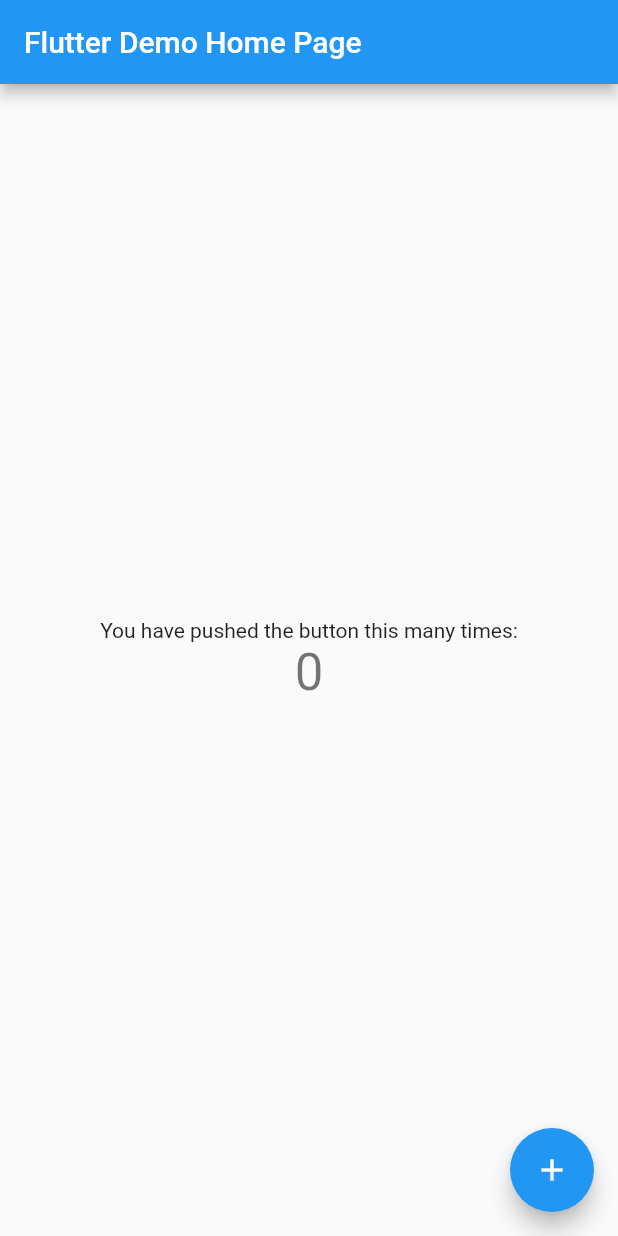
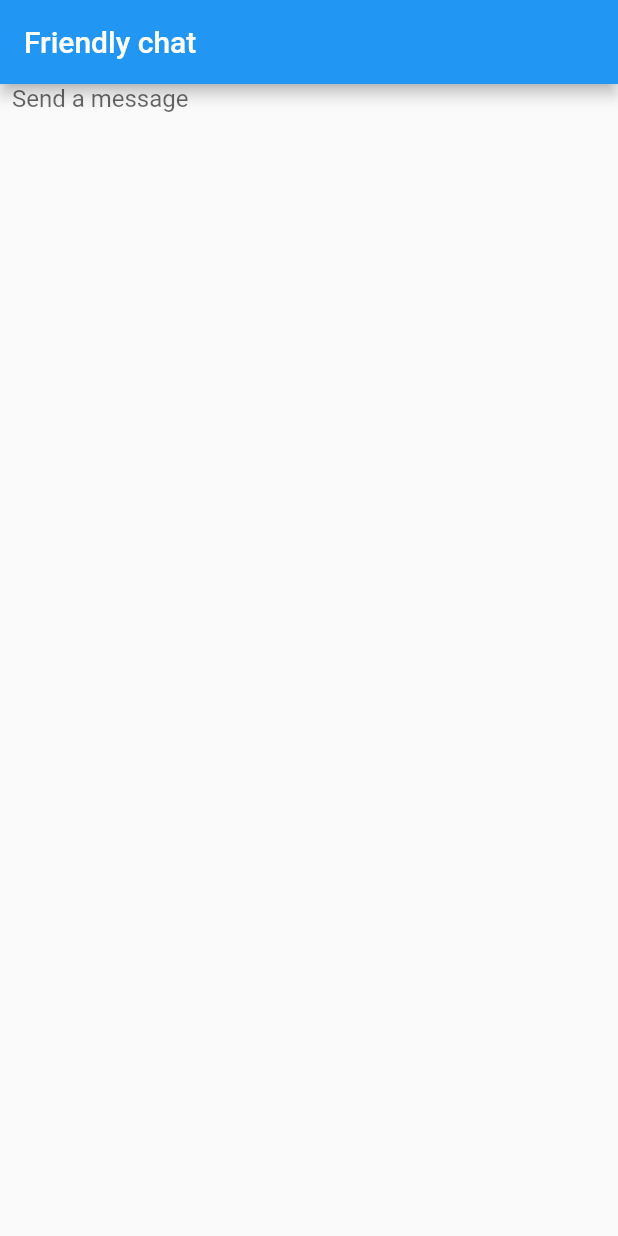
Before and after one commit to Matheus-IT/friendly_chat, a Flutter app: the screen it shows after launch, on a phone screen of 412 x 824 dp. Run offline on Flutter 3.47's test engine with Material 2 defaults, Android fonts, the phone set to English and light mode, and no system bars.

Commit message:
Basic functionality to the text field

```diff
--- a/lib/main.dart
+++ b/lib/main.dart
@@ -7,109 +7,47 @@ void main() {
 class MyApp extends StatelessWidget {
   const MyApp({Key? key}) : super(key: key);
 
-  // This widget is the root of your application.
   @override
   Widget build(BuildContext context) {
-    return MaterialApp(
-      title: 'Flutter Demo',
-      theme: ThemeData(
-        // This is the theme of your application.
-        //
-        // Try running your application with "flutter run". You'll see the
-        // application has a blue toolbar. Then, without quitting the app, try
-        // changing the primarySwatch below to Colors.green and then invoke
-        // "hot reload" (press "r" in the console where you ran "flutter run",
-        // or simply save your changes to "hot reload" in a Flutter IDE).
-        // Notice that the counter didn't reset back to zero; the application
-        // is not restarted.
-        primarySwatch: Colors.blue,
-      ),
-      home: const MyHomePage(title: 'Flutter Demo Home Page'),
+    return const MaterialApp(
+      title: 'Friendly chat',
+      home: ChatScreen(),
     );
   }
 }
 
-class MyHomePage extends StatefulWidget {
-  const MyHomePage({Key? key, required this.title}) : super(key: key);
-
-  // This widget is the home page of your application. It is stateful, meaning
-  // that it has a State object (defined below) that contains fields that affect
-  // how it looks.
-
-  // This class is the configuration for the state. It holds the values (in this
-  // case the title) provided by the parent (in this case the App widget) and
-  // used by the build method of the State. Fields in a Widget subclass are
-  // always marked "final".
-
-  final String title;
+class ChatScreen extends StatefulWidget {
+  const ChatScreen({Key? key}) : super(key: key);
 
   @override
-  State<MyHomePage> createState() => _MyHomePageState();
+  State<ChatScreen> createState() => _ChatScreenState();
 }
 
-class _MyHomePageState extends State<MyHomePage> {
-  int _counter = 0;
-
-  void _incrementCounter() {
-    setState(() {
-      // This call to setState tells the Flutter framework that something has
-      // changed in this State, which causes it to rerun the build method below
-      // so that the display can reflect the updated values. If we changed
-      // _counter without calling setState(), then the build method would not be
-      // called again, and so nothing would appear to happen.
-      _counter++;
-    });
-  }
+class _ChatScreenState extends State<ChatScreen> {
+  final _textController = TextEditingController();
 
   @override
   Widget build(BuildContext context) {
-    // This method is rerun every time setState is called, for instance as done
-    // by the _incrementCounter method above.
-    //
-    // The Flutter framework has been optimized to make rerunning build methods
-    // fast, so that you can just rebuild anything that needs updating rather
-    // than having to individually change instances of widgets.
     return Scaffold(
       appBar: AppBar(
-        // Here we take the value from the MyHomePage object that was created by
-        // the App.build method, and use it to set our appbar title.
-        title: Text(widget.title),
+        title: const Text('Friendly chat'),
       ),
-      body: Center(
-        // Center is a layout widget. It takes a single child and positions it
-        // in the middle of the parent.
-        child: Column(
-          // Column is also a layout widget. It takes a list of children and
-          // arranges them vertically. By default, it sizes itself to fit its
-          // children horizontally, and tries to be as tall as its parent.
-          //
-          // Invoke "debug painting" (press "p" in the console, choose the
-          // "Toggle Debug Paint" action from the Flutter Inspector in Android
-          // Studio, or the "Toggle Debug Paint" command in Visual Studio Code)
-          // to see the wireframe for each widget.
-          //
-          // Column has various properties to control how it sizes itself and
-          // how it positions its children. Here we use mainAxisAlignment to
-          // center the children vertically; the main axis here is the vertical
-          // axis because Columns are vertical (the cross axis would be
-          // horizontal).
-          mainAxisAlignment: MainAxisAlignment.center,
-          children: <Widget>[
-            const Text(
-              'You have pushed the button this many times:',
-            ),
-            Text(
-              '$_counter',
-              style: Theme.of(context).textTheme.headline4,
-            ),
-          ],
-        ),
-      ),
-      floatingActionButton: FloatingActionButton(
-        onPressed: _incrementCounter,
-        tooltip: 'Increment',
-        child: const Icon(Icons.add),
-      ), // This trailing comma makes auto-formatting nicer for build methods.
+      body: _buildTextComposer(),
     );
   }
+
+  Widget _buildTextComposer() {
+    return Container(
+      margin: const EdgeInsets.symmetric(horizontal: 8.0),
+      child: TextField(
+        controller: _textController,
+        onSubmitted: _handleSubmitted,
+        decoration: const InputDecoration.collapsed(hintText: 'Send a message'),
+      ),
+    );
+  }
+
+  void _handleSubmitted(String text) {
+    _textController.clear();
+  }
 }
```
